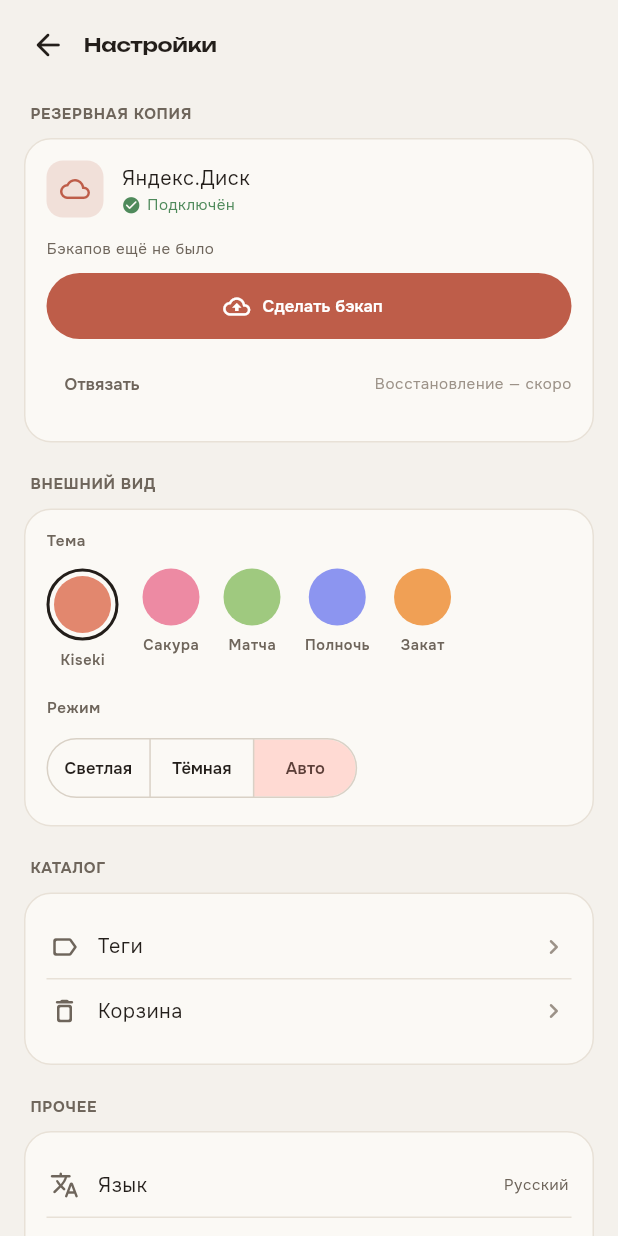
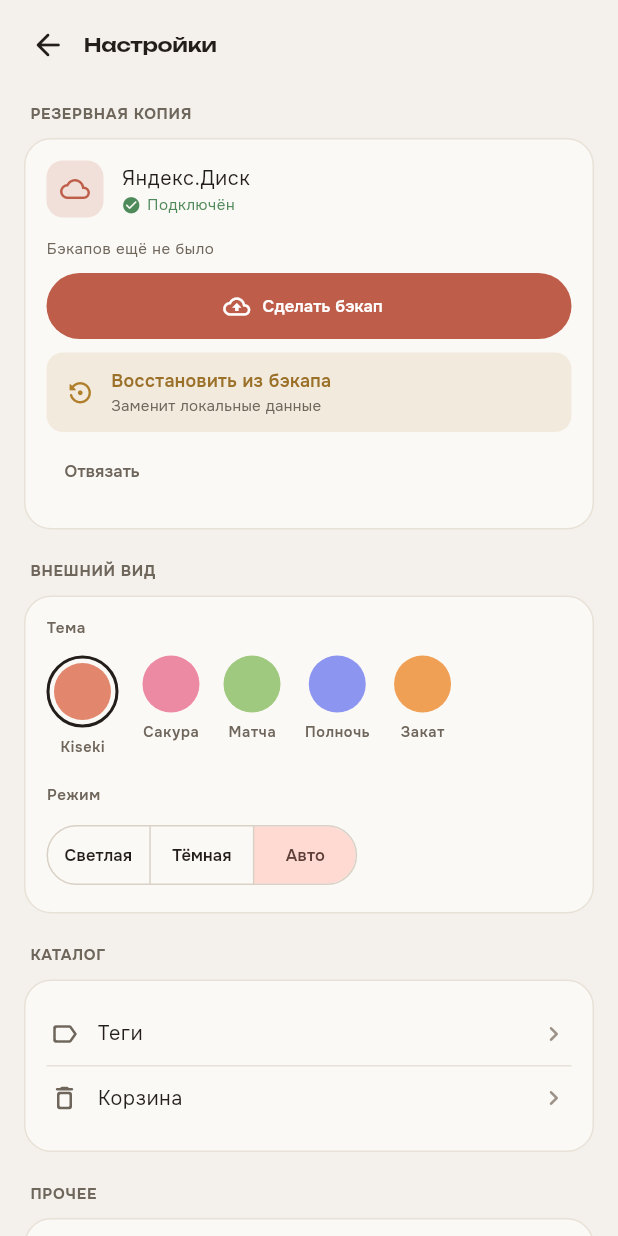
Before and after one commit to Auskraft/Kiseki, a Flutter app: the SettingsPage screen opened directly, on a phone screen of 412 x 824 dp. Run offline on Flutter 3.47's test engine with Material 3 defaults, Android fonts, the phone set to English and light mode, and no system bars; our stand-ins replace app_links, drift, equatable, flutter_bloc, flutter_image_compress, get_it and 2 more; accounts and stored records are empty; generated files the repository leaves out were written again; network calls fail.

Commit message:
feat: Yandex.Disk restore — Replace-all (Этап F готов)
Восстановление из бэкапа: download → распаковка/валидация → подмена файла
БД и картинок → перезапуск дерева с чистого корня (TECH_DESIGN §8.1).

- UnpackedBackup.applyTo: снимок → файл БД (+ удаление WAL/SHM), images/ →
  media/. Тест: применённый снимок открывается как валидная БД с данными.
- runRestore (app/restore_flow): safety-снимок текущей БД → close → applyTo →
  getIt.reset()+configureDependencies() → RestartWidget перезапускает дерево
  (свежие блоки на новой БД). Ошибки сети/формата — ДО подмены (BackupException),
  состояние не меняется.
- RestartWidget (core/ui): демонтирует приложение (Drift-подписки уходят до
  close БД) и собирает заново. Обёрнут в main.
- БД переведена на явный путь <support>/kiseki.sqlite (рядом с media/, §7.2) —
  нужно для подмены файла; NativeDatabase (не background-isolate) для
  детерминированного close. Удалён неиспользуемый AppDatabase.open().
- Настройки: кнопка «Восстановить из бэкапа» (предупреждение) → подтверждение
  → прогресс → restore.
- 70 зелёных, analyze чист. Этап F (M6) закрыт.

OAuth/REST/restart на устройстве здесь не проверены (сеть/браузер/ФС); плумбинг
повторяет рабочий rotating_shift, данные-механика покрыта тестами. Смена
DB-пути осиротит dev-БД со старого расположения (в debug пере-сеется).

Co-Authored-By: Claude Opus 4.8 (1M context) <noreply@anthropic.com>

```diff
--- a/lib/core/database/app_database.dart
+++ b/lib/core/database/app_database.dart
@@ -1,5 +1,4 @@
 import 'package:drift/drift.dart';
-import 'package:drift_flutter/drift_flutter.dart';
 
 import '../../features/media/data/media_converters.dart';
 import '../../features/media/data/tables/media_items.dart';
@@ -18,6 +17,10 @@ import 'tables/tags.dart';
 
 part 'app_database.g.dart';
 
+/// Имя файла БД в каталоге приложения (рядом с `media/`, §7.2).
+/// Используется и при открытии, и при restore (подмена файла).
+const String kDbFileName = 'kiseki.sqlite';
+
 /// Корневая БД приложения (Drift поверх SQLite).
 ///
 /// Список таблиц в `@DriftDatabase` — единственная вынужденная точка касания
@@ -26,9 +29,6 @@ part 'app_database.g.dart';
 @DriftDatabase(tables: [CatalogItems, MediaItems, Images, Tags, ItemTags])
 class AppDatabase extends _$AppDatabase {
   AppDatabase(super.e);
-
-  /// Боевое подключение: файл `kiseki.sqlite` в каталоге приложения.
-  factory AppDatabase.open() => AppDatabase(driftDatabase(name: 'kiseki'));
 
   @override
   int get schemaVersion => 1;
--- /dev/null
+++ b/lib/core/ui/restart_widget.dart
@@ -0,0 +1,53 @@
+import 'package:flutter/material.dart';
+
+/// Оборачивает приложение и умеет «перезапустить» его — демонтировать дерево
+/// (блоки/Drift-подписки уходят) и собрать заново. Нужно для Replace-all
+/// восстановления: поднять свежие синглтоны и блоки на новой БД с чистого
+/// корня (TECH_DESIGN §8.1).
+class RestartWidget extends StatefulWidget {
+  const RestartWidget({super.key, required this.child});
+
+  final Widget child;
+
+  static RestartController of(BuildContext context) =>
+      context.findAncestorStateOfType<_RestartWidgetState>()!;
+
+  @override
+  State<RestartWidget> createState() => _RestartWidgetState();
+}
+
+abstract class RestartController {
+  /// Демонтирует дерево, выполняет [swap] (закрытие БД, подмена файлов,
+  /// пересборка DI) и монтирует дерево заново.
+  Future<void> reloadWith(Future<void> Function() swap);
+}
+
+class _RestartWidgetState extends State<RestartWidget>
+    implements RestartController {
+  Key _key = UniqueKey();
+  bool _busy = false;
+
+  @override
+  Future<void> reloadWith(Future<void> Function() swap) async {
+    setState(() => _busy = true);
+    // Кадр на demount дерева — отменить .watch-подписки ДО закрытия БД.
+    await Future<void>.delayed(const Duration(milliseconds: 60));
+    await swap();
+    if (!mounted) return;
+    setState(() {
+      _busy = false;
+      _key = UniqueKey();
+    });
+  }
+
+  @override
+  Widget build(BuildContext context) {
+    if (_busy) {
+      return const MaterialApp(
+        debugShowCheckedModeBanner: false,
+        home: Scaffold(body: Center(child: CircularProgressIndicator())),
+      );
+    }
+    return KeyedSubtree(key: _key, child: widget.child);
+  }
+}
--- a/lib/features/media/presentation/pages/settings_page.dart
+++ b/lib/features/media/presentation/pages/settings_page.dart
@@ -1,11 +1,15 @@
+import 'dart:async';
+
 import 'package:flutter/material.dart';
 import 'package:flutter_bloc/flutter_bloc.dart';
 
 import '../../../../app/di/injector.dart';
+import '../../../../app/restore_flow.dart';
 import '../../../../core/backup/backup_archive.dart';
 import '../../../../core/backup/backup_cubit.dart';
 import '../../../../core/backup/yandex_disk_service.dart';
 import '../../../../core/theme/app_dimens.dart';
+import '../../../../core/ui/confirm_sheet.dart';
 import '../../../../core/theme/kiseki_theme_id.dart';
 import '../../../../core/theme/kiseki_themes.dart';
 import '../../../../core/theme/theme_context.dart';
@@ -146,6 +150,34 @@ class _BackupCard extends StatelessWidget {
       ..showSnackBar(SnackBar(content: Text(msg)));
   }
 
+  /// Replace-all восстановление: подтверждение → прогресс → [runRestore]
+  /// (при успехе перезапускает дерево, этот экран демонтируется).
+  Future<void> _restore(BuildContext context) async {
+    final ok = await showConfirmDeleteSheet(
+      context,
+      title: 'Восстановить из бэкапа?',
+      message: 'Текущие карточки и картинки будут заменены копией с Я.Диска. '
+          'Это действие необратимо.',
+      confirmLabel: 'Восстановить',
+    );
+    if (!ok || !context.mounted) return;
+
+    unawaited(showDialog<void>(
+      context: context,
+      barrierDismissible: false,
+      builder: (_) => const Center(child: CircularProgressIndicator()),
+    ));
+    try {
+      await runRestore(context);
+      // Успех → дерево перезапущено, дальше выполнять нечего.
+    } catch (e) {
+      if (!context.mounted) return;
+      Navigator.of(context).pop(); // закрыть прогресс
+      _snack(context,
+          e is BackupException ? e.message : 'Не удалось восстановить');
+    }
+  }
+
   @override
   Widget build(BuildContext context) {
     final tk = context.tokens;
@@ -234,18 +266,19 @@ class _BackupCard extends StatelessWidget {
                   busy: state.busy,
                   onTap: cubit.backupNow,
                 ),
-                const SizedBox(height: 6),
-                Row(
-                  children: [
-                    TextButton(
-                      onPressed: state.busy ? null : cubit.disconnect,
-                      child:
-                          Text('Отвязать', style: TextStyle(color: tk.onMuted)),
-                    ),
-                    const Spacer(),
-                    Text('Восстановление — скоро',
-                        style: text.bodySmall?.copyWith(color: tk.onFaint)),
-                  ],
+                const SizedBox(height: 9),
+                _RestoreButton(
+                  busy: state.busy,
+                  onTap: () => _restore(context),
+                ),
+                const SizedBox(height: 2),
+                Align(
+                  alignment: Alignment.centerLeft,
+                  child: TextButton(
+                    onPressed: state.busy ? null : cubit.disconnect,
+                    child:
+                        Text('Отвязать', style: TextStyle(color: tk.onMuted)),
+                  ),
                 ),
               ],
             ],
@@ -284,6 +317,52 @@ class _BackupButton extends StatelessWidget {
               )
             : Icon(icon, size: 18),
         label: Text(busy ? 'Подождите…' : label),
+      ),
+    );
+  }
+}
+
+class _RestoreButton extends StatelessWidget {
+  const _RestoreButton({required this.busy, required this.onTap});
+
+  final bool busy;
+  final VoidCallback onTap;
+
+  @override
+  Widget build(BuildContext context) {
+    final tk = context.tokens;
+    final warn = Color.alphaBlend(tk.warning.withValues(alpha: 0.85), tk.onBg);
+    return Material(
+      color: tk.tint(tk.warning, 0.12),
+      borderRadius: BorderRadius.circular(AppRadii.sm),
+      child: InkWell(
+        onTap: busy ? null : onTap,
+        borderRadius: BorderRadius.circular(AppRadii.sm),
+        child: Padding(
+          padding: const EdgeInsets.symmetric(horizontal: 13, vertical: 10),
+          child: Row(
+            children: [
+              Icon(Icons.settings_backup_restore_rounded,
+                  size: 19, color: tk.warning),
+              const SizedBox(width: 11),
+              Expanded(
+                child: Column(
+                  crossAxisAlignment: CrossAxisAlignment.start,
+                  children: [
+                    Text('Восстановить из бэкапа',
+                        style: TextStyle(
+                            fontSize: 13.5 * uiScale,
+                            fontWeight: FontWeight.w600,
+                            color: warn)),
+                    Text('Заменит локальные данные',
+                        style: TextStyle(
+                            fontSize: 11.5 * uiScale, color: tk.onMuted)),
+                  ],
+                ),
+              ),
+            ],
+          ),
+        ),
       ),
     );
   }
--- a/lib/main.dart
+++ b/lib/main.dart
@@ -6,6 +6,7 @@ import 'package:shared_preferences/shared_preferences.dart';
 import 'app/di/injector.dart';
 import 'core/catalog/tag_repository.dart';
 import 'core/theme/app_dimens.dart';
+import 'core/ui/restart_widget.dart';
 import 'core/theme/kiseki_themes.dart';
 import 'core/theme/theme_cubit.dart';
 import 'dev/demo_seed.dart';
@@ -28,7 +29,7 @@ Future<void> main() async {
     }
   }
 
-  runApp(const KisekiApp());
+  runApp(const RestartWidget(child: KisekiApp()));
 }
 
 class KisekiApp extends StatelessWidget {
```
Also changed, not shown: lib/app/di/injector.dart (+9 -2 lines), lib/app/restore_flow.dart (added, +52 -0 lines), lib/core/backup/backup_archive.dart (+26 -0 lines), 1 other file.
